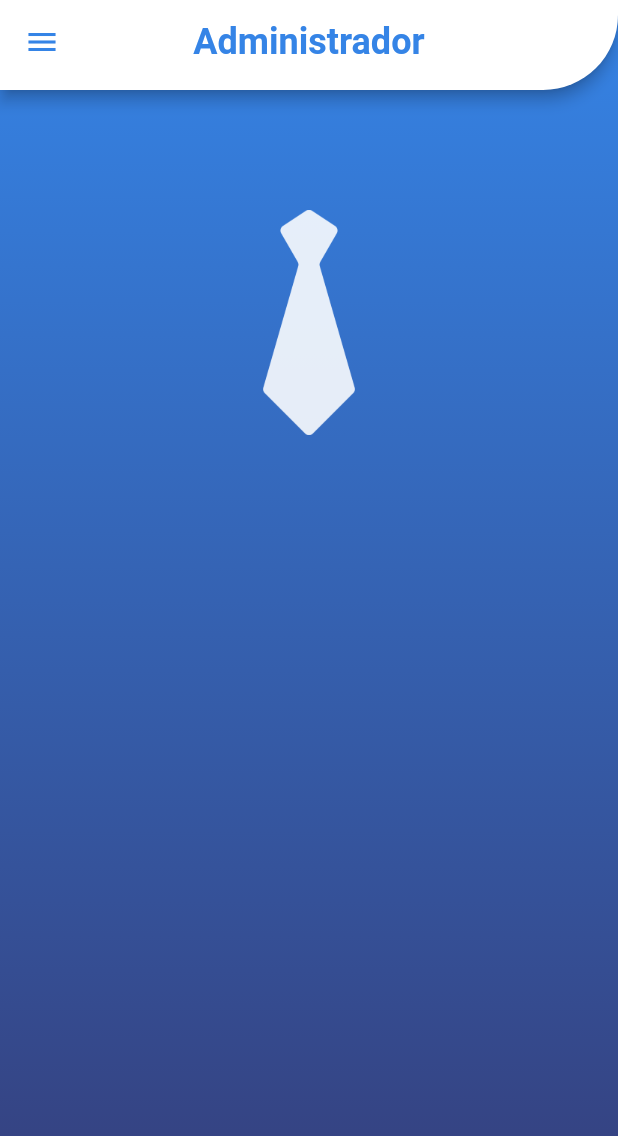
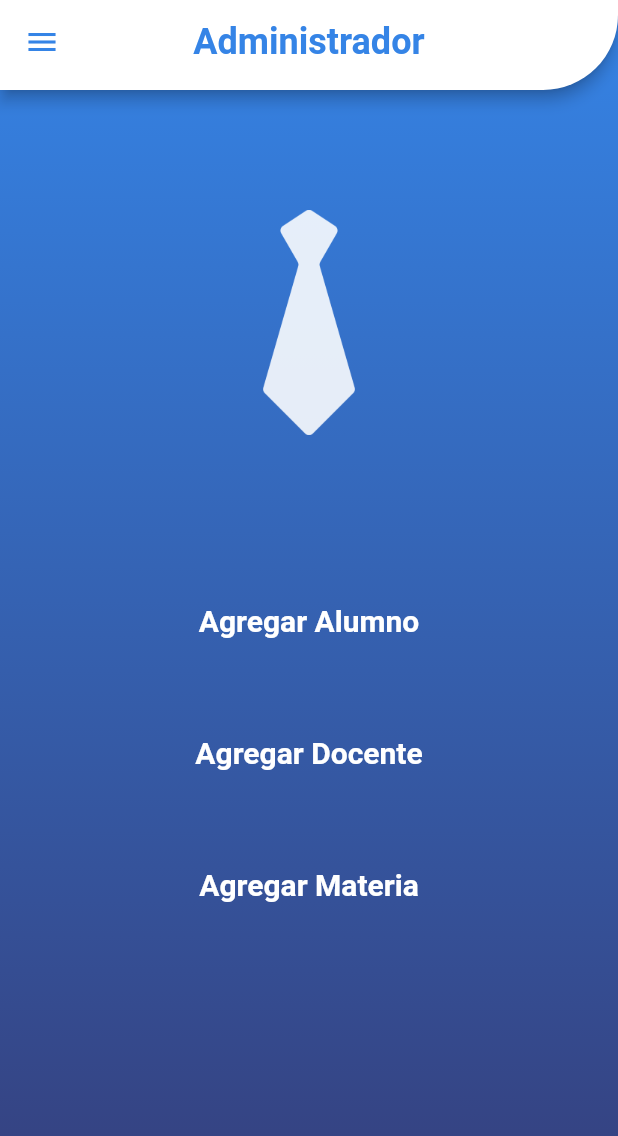
Before and after one commit to RayRMRZ/Flutter-Project-Asistance-Control, a Flutter app: the AdminPagina screen opened directly, on a phone screen of 412 x 824 dp. Shown: the top 1136 px of the screen. Run offline on Flutter 3.47's test engine with Material 2 defaults, Android fonts, the phone set to English and light mode, and no system bars; our stand-ins replace flare_flutter; missing offline and left inert: barcode_scan.

Commit message:
UI Administrador: Formularios de Agregar Alumnos, Docentes, y Materias Listos(Aun no finales).

```diff
--- a/Interfaz_Proyecto/lib/AdminUI.dart
+++ b/Interfaz_Proyecto/lib/AdminUI.dart
@@ -1,5 +1,7 @@
 import 'package:flutter/material.dart';
-
+import 'AddAlumnoUI.dart';
+import 'AddDocenteUI.dart';
+import 'AddMateriaUI.dart';
 import 'LoginUI.dart';
 
 class AdminPagina extends StatefulWidget {
@@ -91,6 +93,7 @@ class _AdminPagina extends State<AdminPagina> {
             child: ListView(
               children: [
                 logoSeccion(),
+                botonesSeccion(),
               ],
             ),
           ),
@@ -110,6 +113,48 @@ class _AdminPagina extends State<AdminPagina> {
           image: AssetImage('Assets/Corbata.png'),
         ));
   } //logoSeccion
+
+    Container botonesSeccion() {
+    return Container(
+      width: 150,
+      height: 300,
+      margin: EdgeInsets.only(top: 80),
+      child: ListView(
+        children: [
+          Padding(
+            padding: const EdgeInsets.symmetric(vertical: 20, horizontal: 30),
+            child: ClipRRect(
+            borderRadius: BorderRadius.circular(200),
+            child: FlatButton(
+                onPressed: (){Navigator.push(context,MaterialPageRoute(builder: (context) => AddAlumnoPagina()));},
+                child: Text("Agregar Alumno", style:TextStyle(color: Colors.white, fontWeight: FontWeight.bold, fontSize: 20)),
+              ),
+            ),
+          ),
+          Padding(
+            padding: const EdgeInsets.symmetric(vertical: 20, horizontal: 30),
+            child: ClipRRect(
+            borderRadius: BorderRadius.circular(200),
+            child: FlatButton(
+                onPressed: (){Navigator.push(context,MaterialPageRoute(builder: (context) => AddDocentePagina()));},
+                child: Text("Agregar Docente", style:TextStyle(color: Colors.white, fontWeight: FontWeight.bold, fontSize: 20)),
+              ),
+            ),
+          ),
+          Padding(
+            padding: const EdgeInsets.symmetric(vertical: 20, horizontal: 30),
+            child: ClipRRect(
+            borderRadius: BorderRadius.circular(200),
+            child: FlatButton(
+                onPressed: (){Navigator.push(context,MaterialPageRoute(builder: (context) => AddMateriaPagina()));},
+                child: Text("Agregar Materia", style:TextStyle(color: Colors.white, fontWeight: FontWeight.bold, fontSize: 20)),
+              ),
+            ),
+          ),
+        ],
+      )
+    );
+  }
 }
 //-----------------------------------------------------------------
 
--- a/Interfaz_Proyecto/lib/main.dart
+++ b/Interfaz_Proyecto/lib/main.dart
@@ -10,7 +10,6 @@ class MiApp extends StatelessWidget {
   Widget build(BuildContext context) {
     return MaterialApp(
       debugShowCheckedModeBanner: false,
-      home: LoginForm(),
-    );
+      home: LoginForm(),);
   }
 }
```
Also changed, not shown: Interfaz_Proyecto/lib/AddAlumnoUI.dart (added, +92 -0 lines), Interfaz_Proyecto/lib/AddDocenteUI.dart (added, +86 -0 lines), Interfaz_Proyecto/lib/AddMateriaUI.dart (added, +73 -0 lines), Interfaz_Proyecto/lib/DocenteUI.dart (+10 -8 lines), Interfaz_Proyecto/lib/EstudianteUI.dart (+2 -5 lines), Interfaz_Proyecto/lib/LoginUI.dart (+10 -4 lines).
